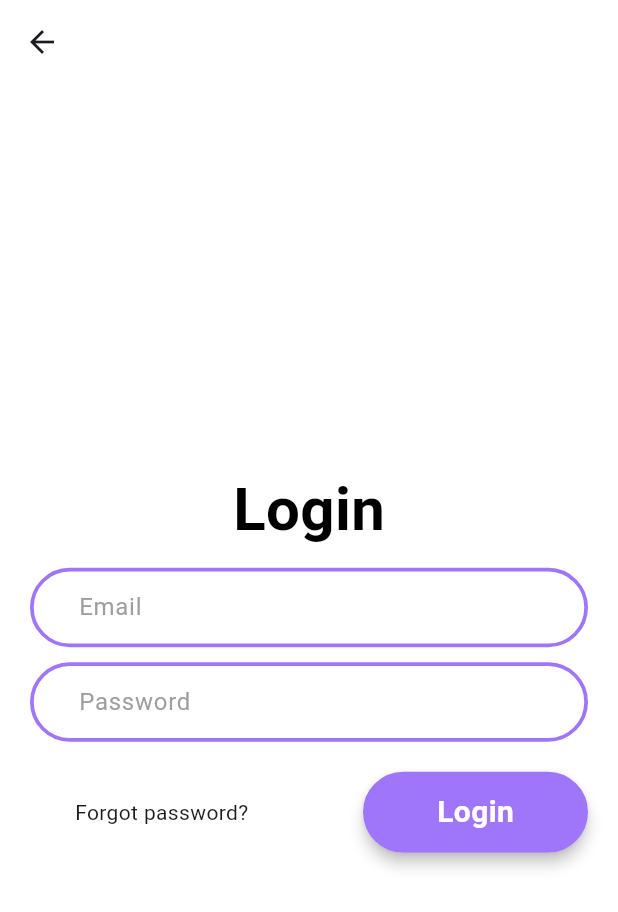
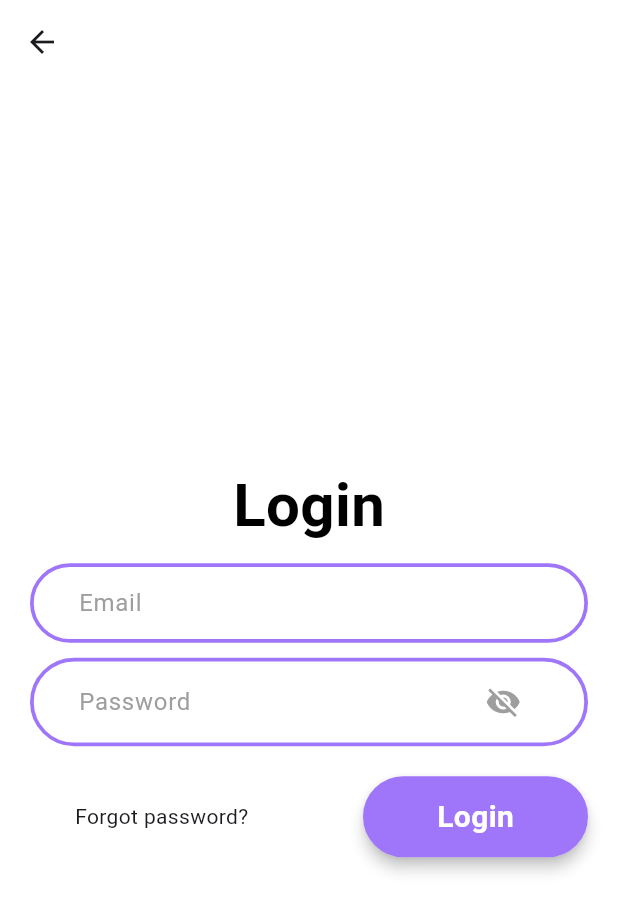
Before and after one commit to limwengni/Tripify, a Flutter app: the LoginPage screen opened directly, on a phone screen of 412 x 824 dp. Shown: the top 912 px of the screen. Run offline on Flutter 3.47's test engine with Material 3 defaults, Android fonts, the phone set to English and light mode, and no system bars; drawn by our look-alikes of loading_overlay; our stand-ins replace cloud_firestore, firebase_auth, firebase_core, flutter_svg, go_router, rflutter_alert and 2 more; accounts and stored records are empty; project files that could hold a hidden picture were left out.

Commit message:
added visibility for password..

```diff
--- a/lib/views/login_page.dart
+++ b/lib/views/login_page.dart
@@ -21,6 +21,7 @@ class _LoginScreenState extends State<LoginPage> {
   late String _email = '';
   late String _password = '';
   bool _saving = false;
+  bool _isPasswordVisible = false;
 
   final RegExp _emailRegExp = RegExp(
     r'^[a-zA-Z0-9._%+-]+@[a-zA-Z0-9.-]+\.[a-zA-Z]{2,}$',
@@ -78,7 +79,7 @@ class _LoginScreenState extends State<LoginPage> {
                           const SizedBox(height: 10),
                           CustomTextField(
                             textField: TextField(
-                              obscureText: true,
+                              obscureText: !_isPasswordVisible,
                               onChanged: (value) {
                                 _password =
                                     value; // Ensure to handle empty cases
@@ -86,6 +87,21 @@ class _LoginScreenState extends State<LoginPage> {
                               decoration: kTextInputDecoration.copyWith(
                                 hintText: 'Password',
                                 hintStyle: const TextStyle(color: Colors.grey),
+                                suffixIcon: IconButton(
+                                  icon: Icon(
+                                    _isPasswordVisible
+                                        ? Icons.visibility
+                                        : Icons.visibility_off,
+                                    color: Colors.grey,
+                                  ),
+                                  onPressed: () {
+                                    setState(() {
+                                      _isPasswordVisible =
+                                          !_isPasswordVisible; // Toggle visibility
+                                    });
+                                  },
+                                ),
+                                contentPadding: const EdgeInsets.symmetric(vertical: 15.0),
                               ),
                             ),
                           ),
```
